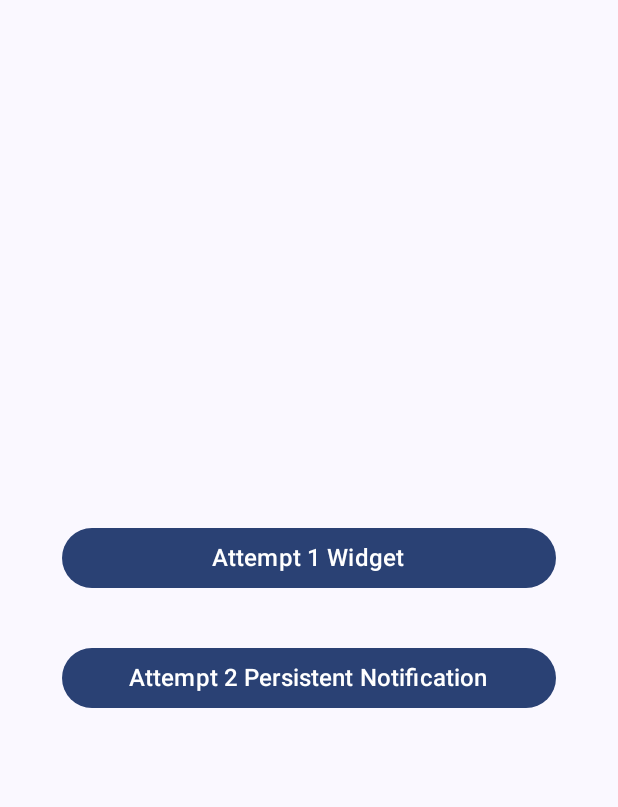
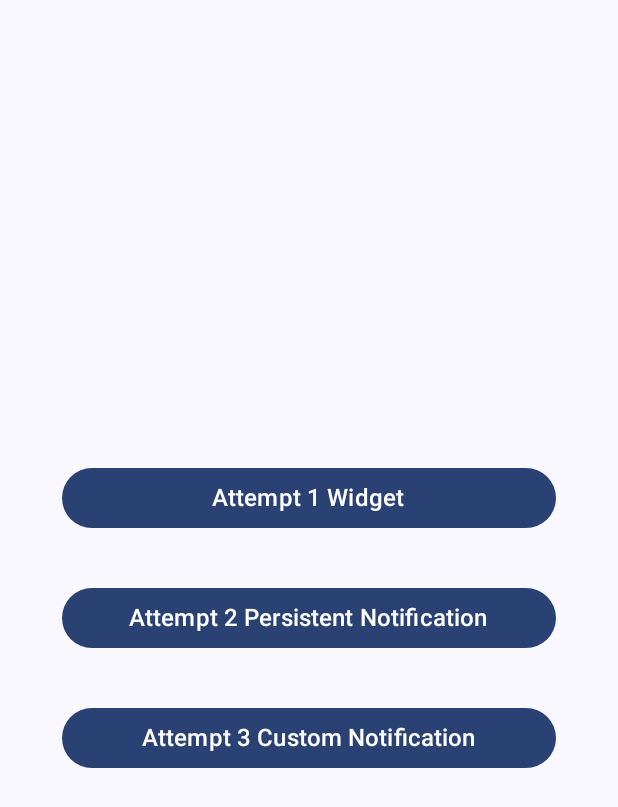
Before and after one commit to albertoCarrilloP/LiveActivityPOC, an Android app built with Jetpack Compose: the screen it shows after launch (MainActivity), after a tap on "Attempt 2 Persistent Notification", on a phone screen of 412 x 824 dp. Shown: the top 807 px of the screen. Run offline under Robolectric (Android 15) with nearby library versions, the phone set to English and light mode, and no system bars.

Commit message:
add a custom notification that is being updated

```diff
--- a/app/src/main/java/com/wizeline/liveactivitypoc/MainActivity.kt
+++ b/app/src/main/java/com/wizeline/liveactivitypoc/MainActivity.kt
@@ -7,8 +7,10 @@ import android.app.NotificationManager
 import android.content.Context
 import android.content.Intent
 import android.content.pm.PackageManager
+import android.graphics.Color
 import android.os.Build
 import android.os.Bundle
+import android.widget.RemoteViews
 import androidx.activity.ComponentActivity
 import androidx.activity.compose.setContent
 import androidx.activity.result.contract.ActivityResultContracts
@@ -52,7 +54,8 @@ class MainActivity : ComponentActivity() {
                 ) {
                     LiveActivityAttempts(
                         onWidgetClicked = { startWidgetRunningService() },
-                        onPersistentNotificationClicked = { runPersistentNotifications() }
+                        onPersistentNotificationClicked = { runPersistentNotifications() },
+                        onCustomNotificationClicked = { runCustomNotifications() }
                     )
                 }
             }
@@ -72,6 +75,54 @@ class MainActivity : ComponentActivity() {
                 time += 1
                 if (time == 30) cancel()
             }
+        }
+    }
+
+    private fun runCustomNotifications() {
+        lifecycleScope.launch {
+            var distance = 0
+            var time = 0
+            while (true) {
+                createCustomNotification(distance, time)
+                delay(1000)
+                distance += 37
+                time += 1
+                if (time == 30) cancel()
+            }
+        }
+    }
+
+    private fun createCustomNotification(distance: Int, time: Int) {
+        val remoteViews = RemoteViews(packageName, R.layout.custom_running_notification).apply {
+            setInt(R.id.notification_background, "setBackgroundColor", Color.argb(180,186,145,255))
+            setProgressBar(R.id.progressBar, 30, time, false)
+            setTextViewText(
+                R.id.widget_distance_text,
+                getString(R.string.your_total_distance, distance)
+            )
+            setTextViewText(
+                R.id.widget_time_text,
+                getString(R.string.time_running, time.toString())
+            )
+        }
+
+        val notification = NotificationCompat.Builder(this, "CHANNEL_ID")
+            .setSmallIcon(R.drawable.ic_run)
+            .setOnlyAlertOnce(true)
+            .setStyle(NotificationCompat.DecoratedCustomViewStyle())
+            .setContentTitle("Your running app")
+            .setCustomBigContentView(remoteViews)
+            .setCustomContentView(remoteViews)
+            .build()
+
+        if (ActivityCompat.checkSelfPermission(
+                this,
+                Manifest.permission.POST_NOTIFICATIONS
+            ) != PackageManager.PERMISSION_GRANTED
+        ) {
+            NotificationManagerCompat.from(this).notify(3, notification)
+        } else {
+            NotificationManagerCompat.from(this).notify(3, notification)
         }
     }
 
@@ -134,6 +185,7 @@ class MainActivity : ComponentActivity() {
 fun LiveActivityAttempts(
     onWidgetClicked: () -> Unit,
     onPersistentNotificationClicked: () -> Unit,
+    onCustomNotificationClicked: () -> Unit,
     modifier: Modifier = Modifier
 ) {
     Column(
@@ -142,15 +194,21 @@ fun LiveActivityAttempts(
         verticalArrangement = Arrangement.spacedBy(32.dp)
     ) {
         Spacer(Modifier.weight(1f))
-        Button80Percent("Attempt 1 Widget", onWidgetClicked)
-        Button80Percent("Attempt 2 Persistent Notification", onPersistentNotificationClicked)
+        ButtonWithPercent("Attempt 1 Widget", onWidgetClicked)
+        ButtonWithPercent("Attempt 2 Persistent Notification", onPersistentNotificationClicked)
+        ButtonWithPercent("Attempt 3 Custom Notification", onCustomNotificationClicked)
         Spacer(Modifier.weight(1f))
     }
 }
 
 @Composable
-private fun Button80Percent(text: String, onWidgetClicked: () -> Unit) {
-    Button(modifier = Modifier.fillMaxWidth(.8f), onClick = { onWidgetClicked() }) {
+private fun ButtonWithPercent(
+    text: String,
+    onWidgetClicked: () -> Unit,
+    widthPercent: Float = .8f
+) {
+    Button(modifier = Modifier.fillMaxWidth(widthPercent),
+        onClick = { onWidgetClicked() }) {
         Text(
             text = text,
             fontSize = 16.sp
@@ -162,6 +220,9 @@ private fun Button80Percent(text: String, onWidgetClicked: () -> Unit) {
 @Composable
 fun GreetingPreview() {
     LiveActivityPOCTheme {
-        LiveActivityAttempts(onWidgetClicked = {}, onPersistentNotificationClicked = {})
+        LiveActivityAttempts(
+            onWidgetClicked = {},
+            onPersistentNotificationClicked = {},
+            onCustomNotificationClicked = {})
     }
 }
```
Also changed, not shown: app/src/main/res/layout/custom_running_notification.xml (added, +60 -0 lines).
